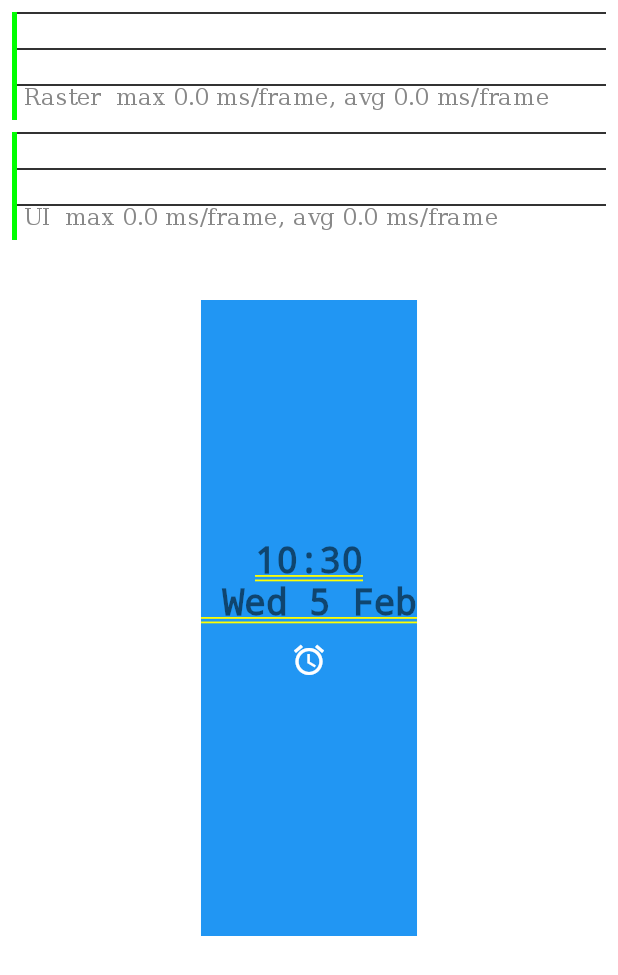
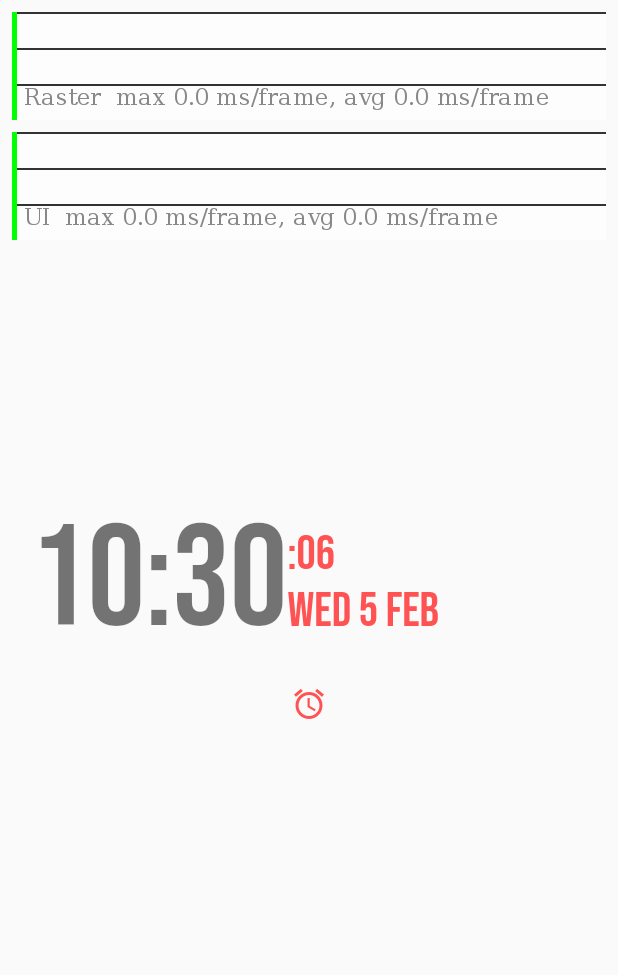
Before and after one commit to a-wallen/morning_alarm, a Flutter app: the screen it shows after launch, on a phone screen of 412 x 824 dp. Shown: the top 975 px of the screen. Run offline on Flutter 3.47's test engine with Material 2 defaults, Android fonts, the light colour scheme and no system bars.

Commit message:
Changed UI design

```diff
--- a/lib/home.dart
+++ b/lib/home.dart
@@ -2,6 +2,15 @@ import 'package:flutter/material.dart';
 import 'dart:async';
 import 'package:intl/intl.dart';
 import 'package:morning_alarm/utils.dart';
+
+//these steps will have to run on dummy alarm data
+//TODO implement push notifications triggered by alarm
+//TODO have app run in background
+
+//TODO enable user to enter their own alarm
+//TODO show user set alarm on UI
+
+//TODO performance optimization!
 
 class HomePage extends StatefulWidget {
   @override
@@ -12,42 +21,77 @@ class _HomePageState extends State<HomePage> {
   Timer timer;
   DateTime now;
   String date;
+  String hours;
+  String minutes;
+  String seconds;
   void initState() {
     super.initState();
     Timer.periodic(Duration(seconds: 1), (Timer t) {
       setState(() {
         DateTime now = DateTime.now();
-        String date = DateFormat('kk:mm \n EEE d MMM').format(now);
+        date = DateFormat('EEE d MMM').format(now);
+        hours = DateFormat('kk').format(now);
+        minutes = DateFormat('mm').format(now);
+        seconds = DateFormat('ss').format(now);
       });
     });
   }
+
   @override
   Widget build(BuildContext context) {
-    DateTime now = DateTime.now();
-    String date = DateFormat('kk:mm \n EEE d MMM').format(now);
-    return Container(
-      color: Colors.white30,
-      child: Center(
+    return Scaffold(
+      body: Center(
         child: Container(
-          color:Colors.blue,
-          margin: new EdgeInsets.fromLTRB(0, 200.0, 0, 200.0),
+          margin: EdgeInsets.all(10.0),
+          padding: EdgeInsets.all(10.0),
           child: Column(
             mainAxisAlignment: MainAxisAlignment.center,
-            crossAxisAlignment: CrossAxisAlignment.center,
             children: <Widget>[
-              Text(
-                date,
-                textAlign: TextAlign.center,
-                style: TextStyle(
-                  color: Colors.black54,
-                  fontSize: 24.0,
-                ),
+              Row(
+                crossAxisAlignment: CrossAxisAlignment.center,
+                mainAxisAlignment: MainAxisAlignment.start,
+                children: <Widget>[
+                  Text(
+                    hours,
+                    style: timeStyle(HOUR_SIZE, HOUR_COLOR),
+                  ),
+                  Text(
+                    ':',
+                    style:  timeStyle(HOUR_SIZE, HOUR_COLOR),
+                  ),
+                  Text(
+                    minutes,
+                    style:  timeStyle(HOUR_SIZE, HOUR_COLOR),
+                  ),
+                  Column(
+                    crossAxisAlignment: CrossAxisAlignment.start,
+                    children: <Widget>[
+                      Row(
+                        children: <Widget>[
+                          Text(
+                            ':',
+                            style:  timeStyle(SECOND_SIZE, SECOND_COLOR),
+                          ),
+                          // TODO: You may remove the seconds (using for testing)
+                          Text(
+                            seconds,
+                            style:  timeStyle(SECOND_SIZE, SECOND_COLOR),
+                          ),
+                        ],
+                      ),
+                      Text(
+                        date,
+                        style: timeStyle(SECOND_SIZE, SECOND_COLOR),
+                      ),
+                    ],
+                  ),
+                ],
               ),
               FlatButton(
                 color: Colors.black54,
                 child: Icon(
                   Icons.alarm,
-                  color: Colors.white,
+                  color: SECOND_COLOR,
                 ),
                 onPressed: null,
               ),
--- a/lib/utils.dart
+++ b/lib/utils.dart
@@ -1,4 +1,19 @@
 import 'package:flutter/material.dart';
+
+const HOUR_SIZE = 96.0;
+const SECOND_SIZE = 32.0;
+const Color HOUR_COLOR = Colors.black54;
+const Color SECOND_COLOR = Colors.redAccent;
+
+TextStyle timeStyle(double size, Color myColor) {
+  return TextStyle(
+    //color: Colors.black54,
+    //TODO this is just a suggestion
+    color: myColor,
+    fontFamily: 'BebasNeue',
+    fontSize: size,
+  );
+}
 
 // UI constants for the application i.e colors etc
 const primaryColor = const Color(0xFFFF8961);
@@ -33,5 +48,5 @@ class CurrentTime {
   final int minutes;
   final int hours;
   //constructor
-  CurrentTime(this.seconds,this.minutes,this.hours);
+  CurrentTime(this.seconds, this.minutes, this.hours);
 }
--- a/pubspec.yaml
+++ b/pubspec.yaml
@@ -58,7 +58,10 @@ flutter:
   # "family" key with the font family name, and a "fonts" key with a
   # list giving the asset and other descriptors for the font. For
   # example:
-  # fonts:
+  fonts:
+    - family: BebasNeue
+      fonts:
+        - asset: assets/BebasNeue-Regular.ttf
   #   - family: Schyler
   #     fonts:
   #       - asset: fonts/Schyler-Regular.ttf
```
Also changed, not shown: assets/BebasNeue-Regular.ttf (added), flutter_05.png (added), pubspec.lock.
